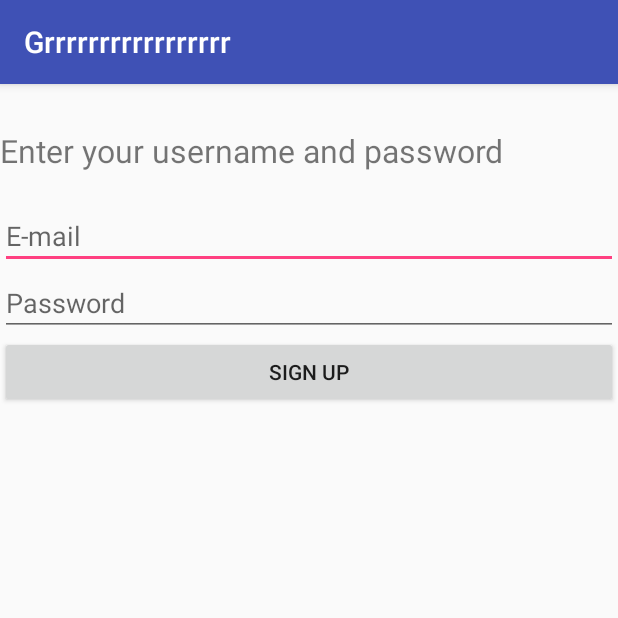
After one commit to yaliofer/MovieBud, an Android app: the LogInActivity screen opened directly, with no data from a screen before it, on a phone screen of 412 x 824 dp, the top half of it. The commit adds this screen. Run offline under Robolectric (Android 15) with nearby library versions, the phone set to English and light mode, and no system bars.

Commit message:
Added Login And Sign Up Screens and Integrated Firebase

```diff
--- a/app/build.gradle
+++ b/app/build.gradle
@@ -5,7 +5,7 @@ android {
     buildToolsVersion '26.0.2'
     defaultConfig {
         applicationId "com.example.yali.grrrrrrrrrrrrrrrrr"
-        minSdkVersion 19
+        minSdkVersion 21
         targetSdkVersion 25
         versionCode 1
         versionName "1.0"
@@ -33,3 +33,5 @@ dependencies {
     compile 'com.android.support:palette-v7:25.4.0'
     testCompile 'junit:junit:4.12'
 }
+
+apply plugin: 'com.google.gms.google-services'
--- a/app/src/main/AndroidManifest.xml
+++ b/app/src/main/AndroidManifest.xml
@@ -11,13 +11,16 @@
         android:roundIcon="@mipmap/ic_launcher_round"
         android:supportsRtl="true"
         android:theme="@style/AppTheme">
-        <activity android:name=".MainActivity">
+        <activity android:name=".MainActivity" />
+        <activity android:name=".WelcomeActivity">
             <intent-filter>
                 <action android:name="android.intent.action.MAIN" />
 
                 <category android:name="android.intent.category.LAUNCHER" />
             </intent-filter>
         </activity>
+        <activity android:name=".SignUpActivity" />
+        <activity android:name=".LogInActivity"></activity>
     </application>
 
 </manifest>
--- /dev/null
+++ b/app/src/main/java/com/example/yali/grrrrrrrrrrrrrrrrr/LogInActivity.java
@@ -0,0 +1,14 @@
+package com.example.yali.grrrrrrrrrrrrrrrrr;
+
+import android.support.v7.app.AppCompatActivity;
+import android.os.Bundle;
+
+public class LogInActivity extends AppCompatActivity {
+
+    @Override
+    protected void onCreate(Bundle savedInstanceState)
+    {
+        super.onCreate(savedInstanceState);
+        setContentView(R.layout.activity_log_in);
+    }
+}
--- a/app/src/main/java/com/example/yali/grrrrrrrrrrrrrrrrr/MainActivity.java
+++ b/app/src/main/java/com/example/yali/grrrrrrrrrrrrrrrrr/MainActivity.java
@@ -7,7 +7,6 @@ import android.support.v7.app.AppCompatActivity;
 import android.os.Bundle;
 import android.util.Log;
 import android.view.View;
-import android.widget.ImageView;
 import android.widget.ProgressBar;
 import android.widget.Toast;
 
--- /dev/null
+++ b/app/src/main/res/layout/activity_log_in.xml
@@ -0,0 +1,52 @@
+<?xml version="1.0" encoding="utf-8"?>
+<android.support.constraint.ConstraintLayout xmlns:android="http://schemas.android.com/apk/res/android"
+    xmlns:app="http://schemas.android.com/apk/res-auto"
+    xmlns:tools="http://schemas.android.com/tools"
+    android:layout_width="match_parent"
+    android:layout_height="match_parent"
+    tools:context="com.example.yali.grrrrrrrrrrrrrrrrr.LogInActivity">
+
+    <LinearLayout
+        android:layout_width="match_parent"
+        android:layout_height="match_parent"
+        android:orientation="vertical">
+
+        <TextView
+            android:id="@+id/signUpText"
+            android:layout_width="match_parent"
+            android:layout_height="wrap_content"
+            android:text="Enter your username and password"
+            android:textSize="21dp"
+            android:gravity="left"
+            android:paddingBottom="20dp"
+            android:paddingTop="30dp"
+            />
+
+        <EditText
+            android:id="@+id/emailSignUp"
+            android:layout_width="match_parent"
+            android:layout_height="wrap_content"
+            android:ems="10"
+            android:inputType="textEmailAddress"
+            android:hint="E-mail"
+            android:paddingBottom="10dp"
+            />
+
+        <EditText
+            android:id="@+id/passwordSignUp"
+            android:layout_width="match_parent"
+            android:layout_height="wrap_content"
+            android:ems="10"
+            android:inputType="textPassword"
+            android:hint="Password"
+            android:paddingBottom="10dp"
+            />
+
+        <Button
+            android:id="@+id/buttonSignUp"
+            android:layout_width="match_parent"
+            android:layout_height="wrap_content"
+            android:text="Sign Up" />
+
+    </LinearLayout>
+</android.support.constraint.ConstraintLayout>
--- a/app/src/main/res/layout/activity_main.xml
+++ b/app/src/main/res/layout/activity_main.xml
@@ -25,8 +25,8 @@
         app:layout_constraintTop_toTopOf="parent" />
 
     <RelativeLayout
-        android:layout_width="346dp"
-        android:layout_height="506dp"
+        android:layout_width="match_parent"
+        android:layout_height="match_parent"
         app:layout_constraintBottom_toBottomOf="parent"
         app:layout_constraintLeft_toLeftOf="parent"
         app:layout_constraintRight_toRightOf="parent"
--- a/build.gradle
+++ b/build.gradle
@@ -7,6 +7,7 @@ buildscript {
     }
     dependencies {
         classpath 'com.android.tools.build:gradle:3.0.0'
+        classpath 'com.google.gms:google-services:3.1.1'
 
         // NOTE: Do not place your application dependencies here; they belong
         // in the individual module build.gradle files
```
Also changed, not shown: app/src/main/java/com/example/yali/grrrrrrrrrrrrrrrrr/SignUpActivity.java (added, +13 -0 lines), app/src/main/java/com/example/yali/grrrrrrrrrrrrrrrrr/WelcomeActivity.java (added, +44 -0 lines), app/src/main/res/layout/activity_sign_up.xml (added, +9 -0 lines), app/src/main/res/layout/activity_welcome.xml (added, +47 -0 lines), app/src/main/res/layout/item_media_card.xml (+16 -2 lines), 1 other file.
